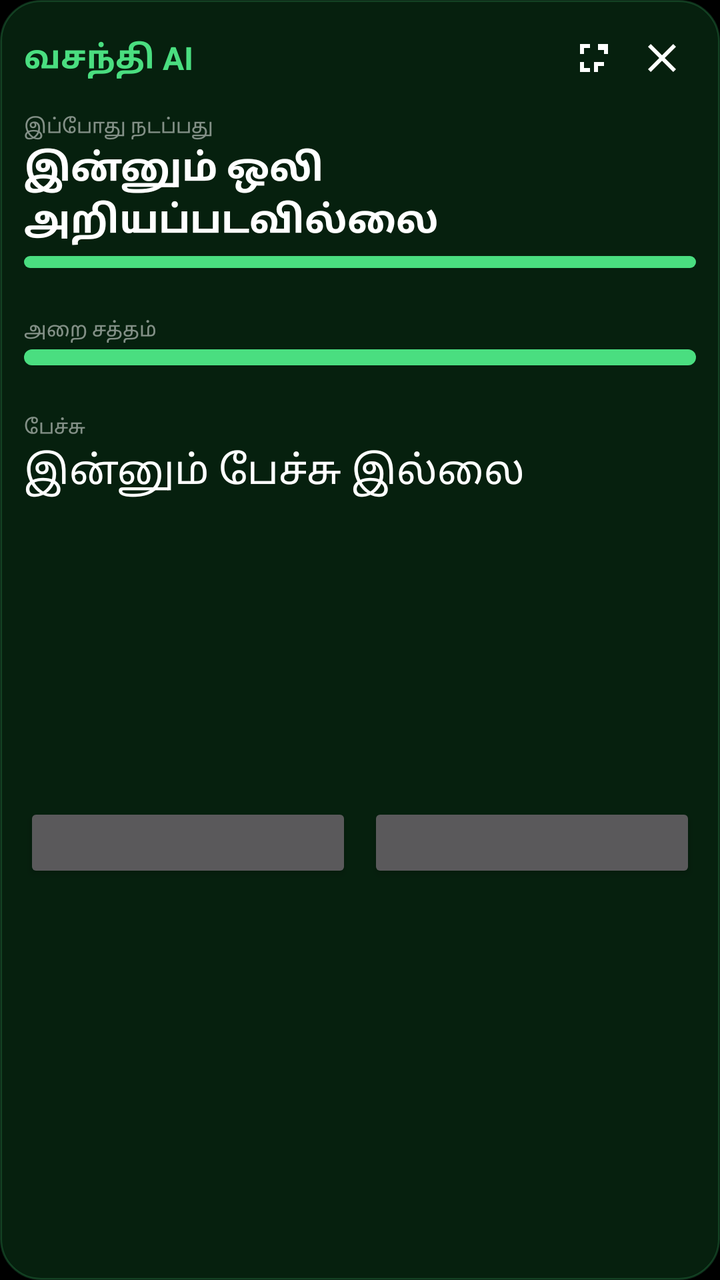
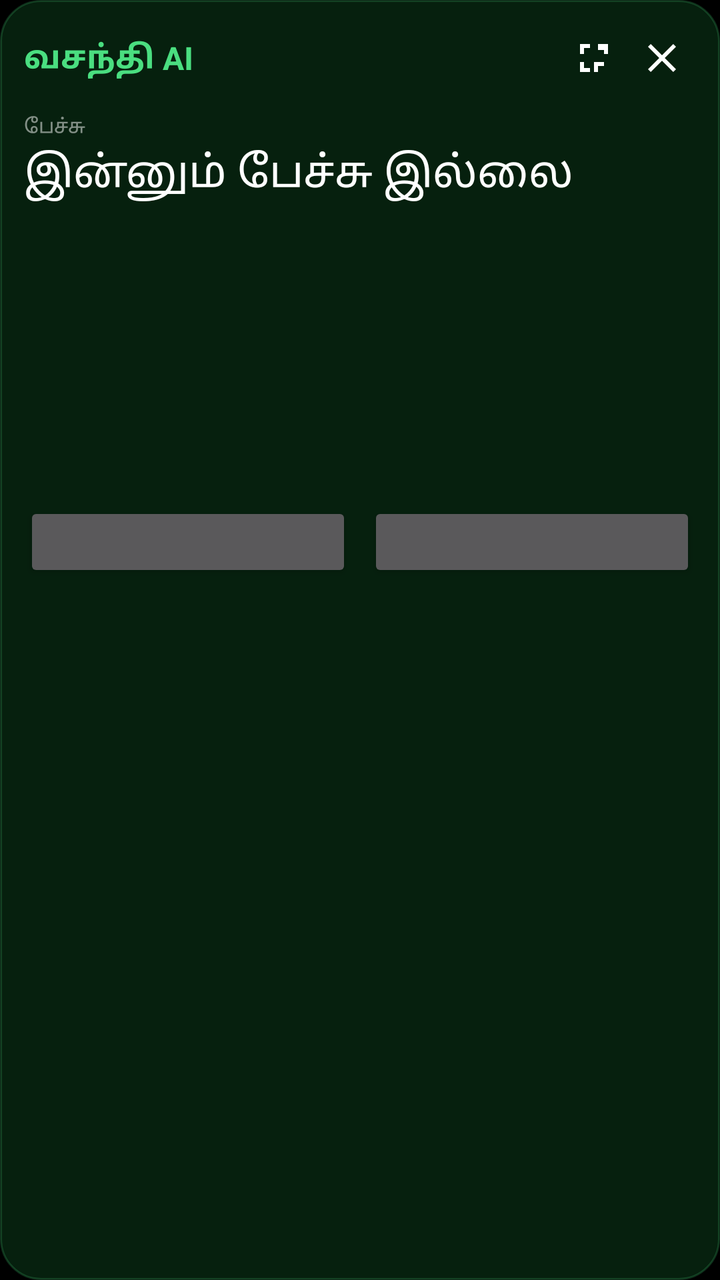

An Android layout rendered at two revisions. The XML below is the earlier revision; the diff shows what the commit changed to produce the second picture.
<!-- AndroidManifest.xml: application theme Theme.Vasanthi -->
<!-- res/layout/overlay_panel.xml -->
<?xml version="1.0" encoding="utf-8"?>
<LinearLayout xmlns:android="http://schemas.android.com/apk/res/android"
    android:id="@+id/panel_root"
    android:layout_width="320dp"
    android:layout_height="wrap_content"
    android:background="@drawable/bg_panel"
    android:orientation="vertical"
    android:padding="12dp">

    
    <LinearLayout
        android:layout_width="match_parent"
        android:layout_height="wrap_content"
        android:gravity="center_vertical"
        android:orientation="horizontal">

        <TextView
            android:id="@+id/panel_title"
            android:layout_width="0dp"
            android:layout_height="wrap_content"
            android:layout_weight="1"
            android:text="@string/app_name"
            android:textColor="#FF4ADE80"
            android:textSize="16sp"
            android:textStyle="bold" />

        <ImageButton
            android:id="@+id/panel_open_app"
            android:layout_width="34dp"
            android:layout_height="34dp"
            android:background="?android:attr/selectableItemBackground"
            android:contentDescription="@string/open_full_screen"
            android:padding="8dp"
            android:src="@drawable/ic_open_full" />

        <ImageButton
            android:id="@+id/panel_close"
            android:layout_width="34dp"
            android:layout_height="34dp"
            android:background="?android:attr/selectableItemBackground"
            android:contentDescription="@string/close_panel"
            android:padding="8dp"
            android:src="@drawable/ic_close" />
    </LinearLayout>

    
    <TextView
        android:id="@+id/panel_now_label"
        android:layout_width="match_parent"
        android:layout_height="wrap_content"
        android:layout_marginTop="10dp"
        android:text="@string/what_is_happening_now"
        android:textColor="#80FFFFFF"
        android:textSize="10sp" />

    <TextView
        android:id="@+id/panel_sound"
        android:layout_width="match_parent"
        android:layout_height="wrap_content"
        android:layout_marginTop="1dp"
        android:minLines="1"
        android:text="@string/nothing_heard_yet"
        android:textColor="#FFFFFFFF"
        android:textSize="19sp"
        android:textStyle="bold" />

    <ProgressBar
        android:id="@+id/panel_confidence"
        style="?android:attr/progressBarStyleHorizontal"
        android:layout_width="match_parent"
        android:layout_height="6dp"
        android:layout_marginTop="5dp"
        android:max="100"
        android:progressDrawable="@drawable/bg_bar_fill" />

    <TextView
        android:id="@+id/panel_confidence_note"
        android:layout_width="match_parent"
        android:layout_height="wrap_content"
        android:layout_marginTop="1dp"
        android:textColor="#66FFFFFF"
        android:textSize="10sp" />

    
    <TextView
        android:id="@+id/panel_level_label"
        android:layout_width="match_parent"
        android:layout_height="wrap_content"
        android:layout_marginTop="9dp"
        android:text="@string/room_loudness"
        android:textColor="#80FFFFFF"
        android:textSize="10sp" />

    <ProgressBar
        android:id="@+id/panel_level"
        style="?android:attr/progressBarStyleHorizontal"
        android:layout_width="match_parent"
        android:layout_height="8dp"
        android:layout_marginTop="3dp"
        android:max="100"
        android:progressDrawable="@drawable/bg_bar_fill" />

    <TextView
        android:id="@+id/panel_level_note"
        android:layout_width="match_parent"
        android:layout_height="wrap_content"
        android:layout_marginTop="1dp"
        android:textColor="#66FFFFFF"
        android:textSize="10sp" />

    
    <TextView
        android:id="@+id/panel_speech_label"
        android:layout_width="match_parent"
        android:layout_height="wrap_content"
        android:layout_marginTop="9dp"
        android:text="@string/what_was_said"
        android:textColor="#80FFFFFF"
        android:textSize="10sp" />

    <ScrollView
        android:id="@+id/panel_speech_scroll"
        android:layout_width="match_parent"
        android:layout_height="170dp"
        android:layout_marginTop="1dp">

        <TextView
            android:id="@+id/panel_speech"
            android:layout_width="match_parent"
            android:layout_height="wrap_content"
            android:text="@string/nothing_said_yet"
            android:textColor="#FFFFFFFF"
            android:textSize="20sp" />
    </ScrollView>

    
    <LinearLayout
        android:layout_width="match_parent"
        android:layout_height="wrap_content"
        android:layout_marginTop="10dp"
        android:gravity="center_vertical"
        android:orientation="horizontal">

        <Button
            android:id="@+id/panel_sound_toggle"
            android:layout_width="0dp"
            android:layout_height="40dp"
            android:layout_weight="1"
            android:textSize="13sp" />

        <Button
            android:id="@+id/panel_voice_toggle"
            android:layout_width="0dp"
            android:layout_height="40dp"
            android:layout_marginStart="8dp"
            android:layout_weight="1"
            android:textSize="13sp" />
    </LinearLayout>

    <TextView
        android:id="@+id/panel_mode"
        android:layout_width="match_parent"
        android:layout_height="wrap_content"
        android:layout_marginTop="7dp"
        android:textColor="#66FFFFFF"
        android:textSize="10sp" />
</LinearLayout>
<!-- resources referenced by this layout -->
<resources>
  <!-- drawable bg_bar_fill (drawable) -->
  <?xml version="1.0" encoding="utf-8"?>
  <shape xmlns:android="http://schemas.android.com/apk/res/android"
      android:shape="rectangle">
      <solid android:color="#FF4ADE80" />
      <corners android:radius="4dp" />
  </shape>
  <!-- drawable bg_panel (drawable) -->
  <?xml version="1.0" encoding="utf-8"?>
  <shape xmlns:android="http://schemas.android.com/apk/res/android"
      android:shape="rectangle">
      <solid android:color="#F207220F" />
      <corners android:radius="20dp" />
      <stroke
          android:width="1dp"
          android:color="#334ADE80" />
  </shape>
  <!-- drawable ic_close (drawable) -->
  <?xml version="1.0" encoding="utf-8"?>
  <vector xmlns:android="http://schemas.android.com/apk/res/android"
      android:width="24dp"
      android:height="24dp"
      android:viewportWidth="24"
      android:viewportHeight="24">
      <path
          android:fillColor="#FFFFFFFF"
          android:pathData="M19,6.41L17.59,5L12,10.59L6.41,5L5,6.41L10.59,12L5,17.59L6.41,19L12,13.41L17.59,19L19,17.59L13.41,12z" />
  </vector>
  <!-- drawable ic_open_full (drawable) -->
  <?xml version="1.0" encoding="utf-8"?>
  <vector xmlns:android="http://schemas.android.com/apk/res/android"
      android:width="24dp"
      android:height="24dp"
      android:viewportWidth="24"
      android:viewportHeight="24">
      <path
          android:fillColor="#FFFFFFFF"
          android:pathData="M7,14H5v5h5v-2H7V14zM5,10h2V7h3V5H5V10zM12,19h2v-3h3v-2h-5V19zM14,5v3h3v2h2V5H14z" />
  </vector>
  <string name="app_name">வசந்தி AI</string>
  <string name="close_panel">மூடு</string>
  <string name="nothing_heard_yet">இன்னும் ஒலி அறியப்படவில்லை</string>
  <string name="nothing_said_yet">இன்னும் பேச்சு இல்லை</string>
  <string name="open_full_screen">முழுத் திரை</string>
  <string name="room_loudness">அறை சத்தம்</string>
  <string name="what_is_happening_now">இப்போது நடப்பது</string>
  <string name="what_was_said">பேச்சு</string>
  <style name="Theme.Vasanthi" parent="android:Theme.Material.NoActionBar">
          <item name="android:windowBackground">@android:color/black</item>
          <item name="android:statusBarColor">@android:color/transparent</item>
          <item name="android:navigationBarColor">@android:color/transparent</item>
      </style>
</resources>

<!-- the commit's change to res/layout/overlay_panel.xml (unified diff, before → after) -->
@@ -45,75 +45,10 @@
 
     
     <TextView
-        android:id="@+id/panel_now_label"
+        android:id="@+id/panel_speech_label"
         android:layout_width="match_parent"
         android:layout_height="wrap_content"
         android:layout_marginTop="10dp"
-        android:text="@string/what_is_happening_now"
-        android:textColor="#80FFFFFF"
-        android:textSize="10sp" />
-
-    <TextView
-        android:id="@+id/panel_sound"
-        android:layout_width="match_parent"
-        android:layout_height="wrap_content"
-        android:layout_marginTop="1dp"
-        android:minLines="1"
-        android:text="@string/nothing_heard_yet"
-        android:textColor="#FFFFFFFF"
-        android:textSize="19sp"
-        android:textStyle="bold" />
-
-    <ProgressBar
-        android:id="@+id/panel_confidence"
-        style="?android:attr/progressBarStyleHorizontal"
-        android:layout_width="match_parent"
-        android:layout_height="6dp"
-        android:layout_marginTop="5dp"
-        android:max="100"
-        android:progressDrawable="@drawable/bg_bar_fill" />
-
-    <TextView
-        android:id="@+id/panel_confidence_note"
-        android:layout_width="match_parent"
-        android:layout_height="wrap_content"
-        android:layout_marginTop="1dp"
-        android:textColor="#66FFFFFF"
-        android:textSize="10sp" />
-
-    
-    <TextView
-        android:id="@+id/panel_level_label"
-        android:layout_width="match_parent"
-        android:layout_height="wrap_content"
-        android:layout_marginTop="9dp"
-        android:text="@string/room_loudness"
-        android:textColor="#80FFFFFF"
-        android:textSize="10sp" />
-
-    <ProgressBar
-        android:id="@+id/panel_level"
-        style="?android:attr/progressBarStyleHorizontal"
-        android:layout_width="match_parent"
-        android:layout_height="8dp"
-        android:layout_marginTop="3dp"
-        android:max="100"
-        android:progressDrawable="@drawable/bg_bar_fill" />
-
-    <TextView
-        android:id="@+id/panel_level_note"
-        android:layout_width="match_parent"
-        android:layout_height="wrap_content"
-        android:layout_marginTop="1dp"
-        android:textColor="#66FFFFFF"
-        android:textSize="10sp" />
-
-    
-    <TextView
-        android:id="@+id/panel_speech_label"
-        android:layout_width="match_parent"
-        android:layout_height="wrap_content"
-        android:layout_marginTop="9dp"
         android:text="@string/what_was_said"
         android:textColor="#80FFFFFF"
         android:textSize="10sp" />
@@ -130,7 +65,7 @@
             android:layout_height="wrap_content"
             android:text="@string/nothing_said_yet"
             android:textColor="#FFFFFFFF"
-            android:textSize="20sp" />
+            android:textSize="22sp" />
     </ScrollView>
 
     
@@ -164,4 +99,75 @@
         android:layout_marginTop="7dp"
         android:textColor="#66FFFFFF"
         android:textSize="10sp" />
+
+    
+    <TextView
+        android:id="@+id/panel_now_label"
+        android:layout_width="match_parent"
+        android:layout_height="wrap_content"
+        android:layout_marginTop="9dp"
+        android:text="@string/what_is_happening_now"
+        android:textColor="#80FFFFFF"
+        android:textSize="10sp"
+        android:visibility="gone" />
+
+    <TextView
+        android:id="@+id/panel_sound"
+        android:layout_width="match_parent"
+        android:layout_height="wrap_content"
+        android:layout_marginTop="1dp"
+        android:minLines="1"
+        android:text="@string/nothing_heard_yet"
+        android:textColor="#FFFFFFFF"
+        android:textSize="19sp"
+        android:textStyle="bold"
+        android:visibility="gone" />
+
+    <ProgressBar
+        android:id="@+id/panel_confidence"
+        style="?android:attr/progressBarStyleHorizontal"
+        android:layout_width="match_parent"
+        android:layout_height="6dp"
+        android:layout_marginTop="5dp"
+        android:max="100"
+        android:progressDrawable="@drawable/bg_bar_fill"
+        android:visibility="gone" />
+
+    <TextView
+        android:id="@+id/panel_confidence_note"
+        android:layout_width="match_parent"
+        android:layout_height="wrap_content"
+        android:layout_marginTop="1dp"
+        android:textColor="#66FFFFFF"
+        android:textSize="10sp"
+        android:visibility="gone" />
+
+    <TextView
+        android:id="@+id/panel_level_label"
+        android:layout_width="match_parent"
+        android:layout_height="wrap_content"
+        android:layout_marginTop="9dp"
+        android:text="@string/room_loudness"
+        android:textColor="#80FFFFFF"
+        android:textSize="10sp"
+        android:visibility="gone" />
+
+    <ProgressBar
+        android:id="@+id/panel_level"
+        style="?android:attr/progressBarStyleHorizontal"
+        android:layout_width="match_parent"
+        android:layout_height="8dp"
+        android:layout_marginTop="3dp"
+        android:max="100"
+        android:progressDrawable="@drawable/bg_bar_fill"
+        android:visibility="gone" />
+
+    <TextView
+        android:id="@+id/panel_level_note"
+        android:layout_width="match_parent"
+        android:layout_height="wrap_content"
+        android:layout_marginTop="1dp"
+        android:textColor="#66FFFFFF"
+        android:textSize="10sp"
+        android:visibility="gone" />
 </LinearLayout>
